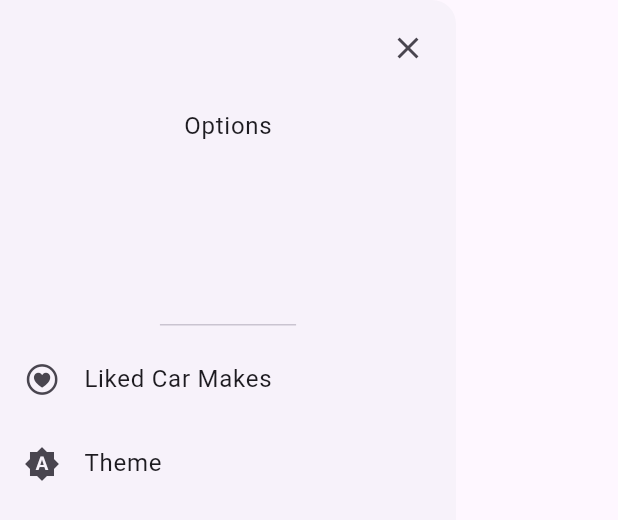
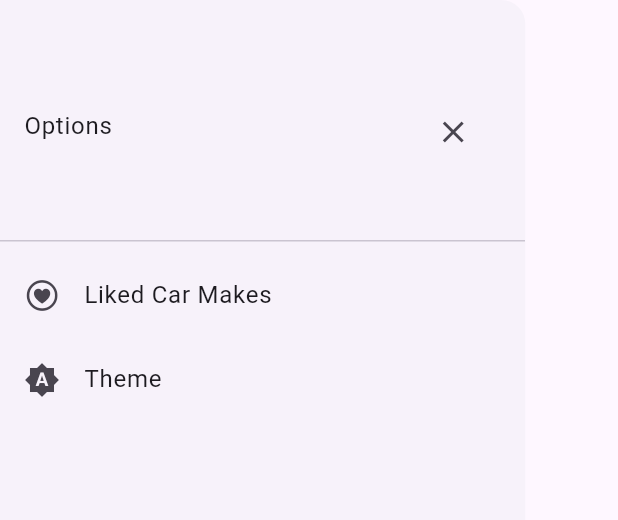
Before and after one commit to rafaelortizzableh/cartalogue, a Flutter app: the HomeDrawer widget shown alone on an empty page, opened directly, on a phone screen of 412 x 824 dp. Shown: the top 520 px of the screen. Run offline on Flutter 3.47's test engine with Material 2 defaults, Android fonts, the light colour scheme and no system bars; our stand-ins replace connectivity_plus, dio, equatable, flutter_riverpod, go_router, shared_preferences; accounts and stored records are empty; network calls fail.

Commit message:
chore: improve home drawer to work with notches

```diff
--- a/lib/features/home/ui/widgets/home_drawer.dart
+++ b/lib/features/home/ui/widgets/home_drawer.dart
@@ -1,5 +1,6 @@
 import 'package:flutter/cupertino.dart';
 import 'package:flutter/material.dart';
+import 'package:flutter/services.dart';
 import 'package:go_router/go_router.dart';
 
 import '../../../../core/core.dart';
@@ -10,20 +11,26 @@ class HomeDrawer extends StatelessWidget {
 
   @override
   Widget build(BuildContext context) {
-    return const Drawer(
-      child: SingleChildScrollView(
+    final systemUiOverlayStyle = Theme.of(context).brightness == Brightness.dark
+        ? SystemUiOverlayStyle.light
+        : SystemUiOverlayStyle.dark;
+    final width = MediaQuery.sizeOf(context).width * 0.85;
+    return AnnotatedRegion<SystemUiOverlayStyle>(
+      value: systemUiOverlayStyle,
+      child: Drawer(
+        width: width,
+        child: const SingleChildScrollView(
           child: Column(
             children: [
-            Align(
-              alignment: Alignment.topRight,
-              child: _CloseDrawerButton(),
+              DrawerHeader(
+                child: Row(
+                  children: [Text('Options'), Spacer(), _CloseDrawerButton()],
                 ),
-            DrawerHeader(
-              child: Text('Options'),
               ),
               _LikedCarsListTile(),
               _ThemeListTile(),
             ],
+          ),
         ),
       ),
     );
```
Lines whose indentation alone changed are shown as unchanged.
